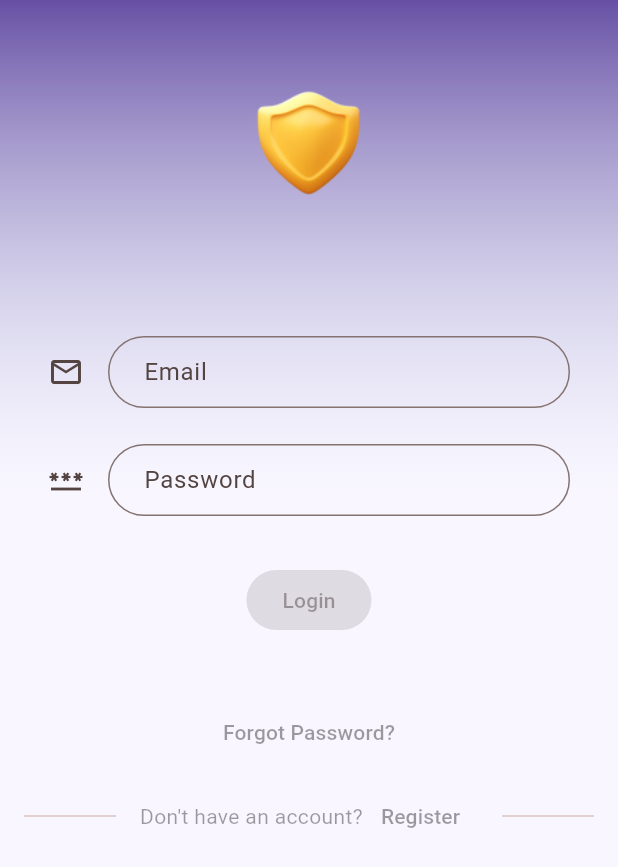
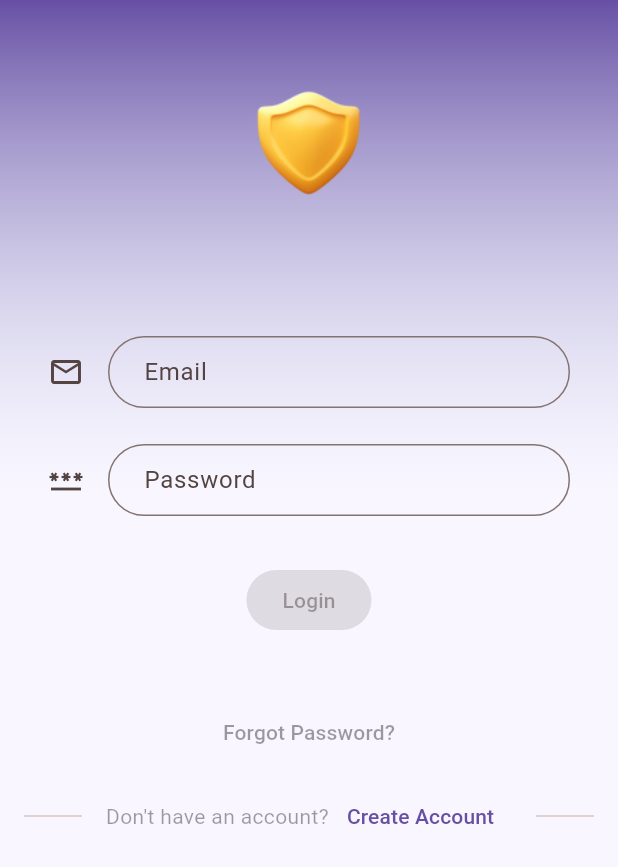
Before and after one commit to snappycodernet/keiko_food_reviews, a Flutter app: the screen it shows after launch, on a phone screen of 412 x 824 dp. Shown: the top 867 px of the screen. Run offline on Flutter 3.47's test engine with Material 3 defaults, Android fonts, the phone set to English and light mode, and no system bars; our stand-ins replace cloud_firestore, firebase_auth, firebase_core, get_it; accounts and stored records are empty; generated files the repository leaves out were written again.

Commit message:
fix coloring

```diff
--- a/lib/pages/authentication/user_login.dart
+++ b/lib/pages/authentication/user_login.dart
@@ -149,9 +149,9 @@ class _UserLoginState extends State<UserLogin> {
                         TextButton(
                           onPressed: () => Navigator.of(context).pushReplacementNamed(RoutePathsEnum.UserRegister),
                           child: Text(
-                            'Register',
+                            'Create Account',
                             style: TextStyle(
-                              color: Theme.of(context).disabledColor
+                              color: Theme.of(context).primaryColor
                             )
                           )
                         ),
```
